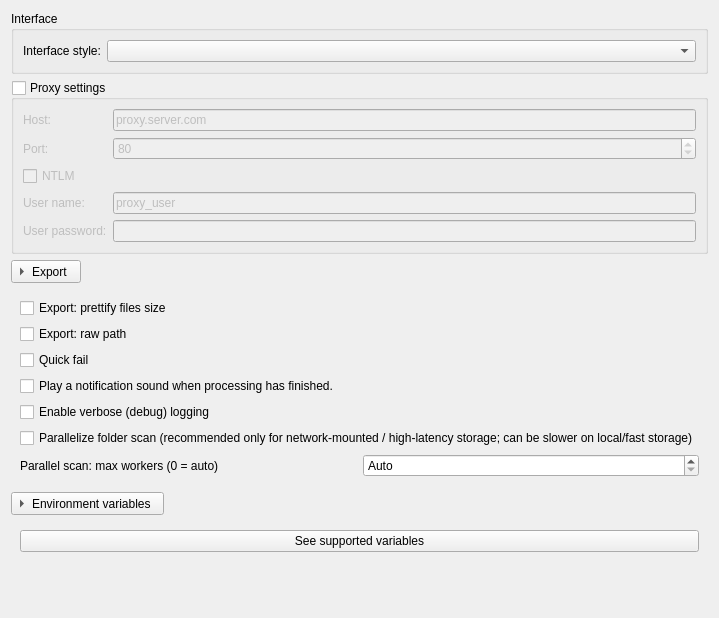
Guts/DicoGIS, file dicogis/ui/wdg_tab_settings.ui: the form before one commit.
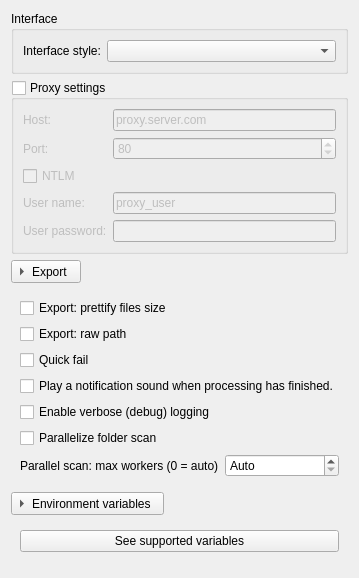
The form after the commit. Custom widgets are drawn as their Qt base class.

Commit message: update(ui): move long sentence in tooltip

```diff
--- a/dicogis/ui/wdg_tab_settings.ui
+++ b/dicogis/ui/wdg_tab_settings.ui
@@ -2,6 +2,20 @@
 <ui version="4.0">
  <class>TabSettings</class>
  <widget class="QWidget" name="wdg_tab_settings">
+  <property name="geometry">
+   <rect>
+    <x>0</x>
+    <y>0</y>
+    <width>293</width>
+    <height>411</height>
+   </rect>
+  </property>
+  <property name="toolTip">
+   <string>Recommended only for network-mounted / high-latency storage; can be slower on local/fast storage</string>
+  </property>
+  <property name="locale">
+   <locale language="English" country="UnitedStates"/>
+  </property>
   <layout class="QVBoxLayout" name="verticalLayout">
    <item>
     <widget class="QGroupBox" name="grp_interface">
@@ -166,7 +180,7 @@
       <item>
        <widget class="QCheckBox" name="cbx_parallel_scan">
         <property name="text">
-         <string>Parallelize folder scan (recommended only for network-mounted / high-latency storage; can be slower on local/fast storage)</string>
+         <string>Parallelize folder scan</string>
         </property>
        </widget>
       </item>
```
Left out of the diff: 36 changed lines with no effect on the pictures.
